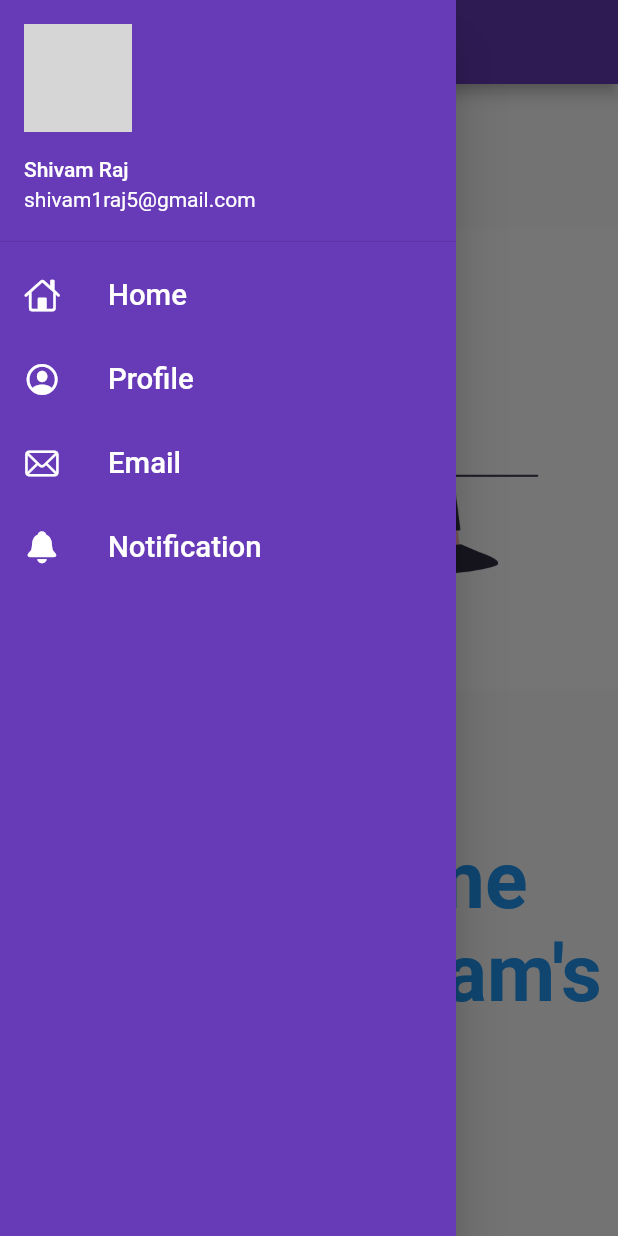
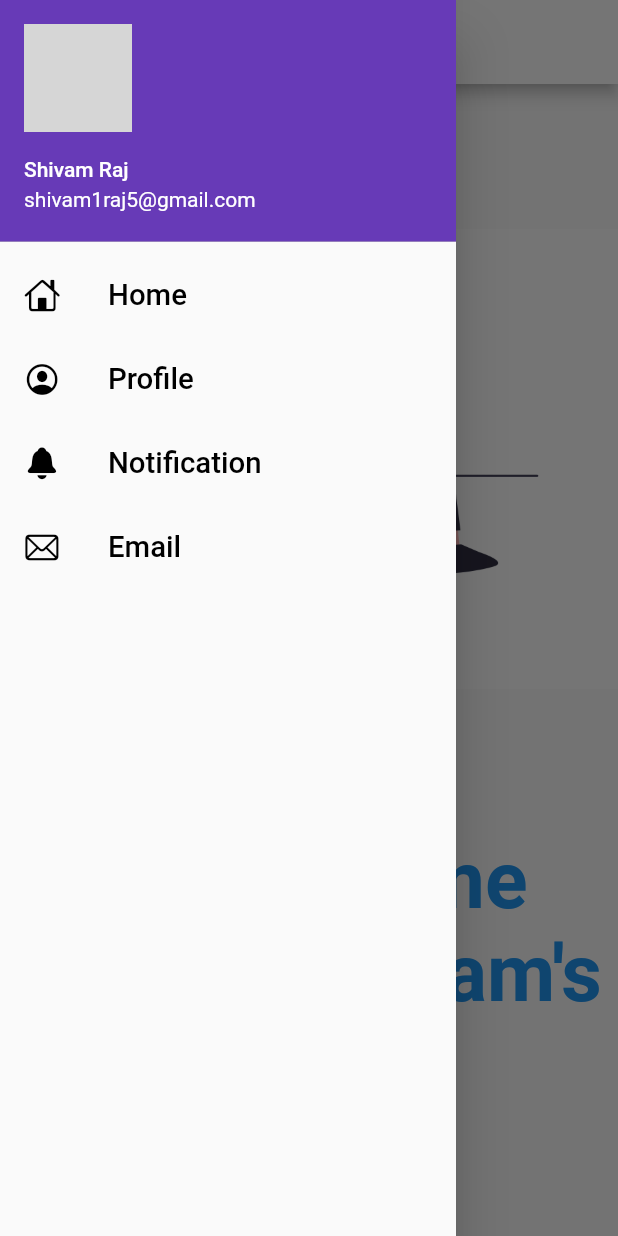
Before and after one commit to shivam1raj5/Catalog_App_Flutter, a Flutter app: the screen it shows after launch, with the side drawer open, on a phone screen of 412 x 824 dp. Run offline on Flutter 3.47's test engine with Material 2 defaults, Android fonts, the phone set to English and light mode, and no system bars; missing offline and left inert: dart:html; network calls fail; grey boxes are pictures that could not be loaded.

Commit message:
Theme changed

```diff
--- a/lib/Pages/Homepage.dart
+++ b/lib/Pages/Homepage.dart
@@ -7,7 +7,7 @@ class homepage extends StatelessWidget {
   @override
   Widget build(BuildContext context) {
     return Scaffold(
-      appBar: AppBar(title: const Text("First Application")),
+      appBar: AppBar(title: const Text("CATALOG  APPLICATION")),
       body: Center(
         child: Column(
           children: [
--- a/lib/main.dart
+++ b/lib/main.dart
@@ -1,5 +1,6 @@
 import 'package:flutter/material.dart';
 import 'package:flutter_application_1/utils/routes.dart';
+import 'package:flutter_application_1/widgets/themes.dart';
 import 'Pages/login_StatelessWidget.dart';
 import 'Pages/login_StatefullWidget.dart';
 import 'Pages/homepage.dart';
@@ -14,10 +15,8 @@ class Myapp extends StatelessWidget {
     return MaterialApp(
       //home: Homepage(),
       themeMode: ThemeMode.light,
-      theme: ThemeData(primarySwatch: Colors.deepPurple),
-      darkTheme: ThemeData(
-        brightness: Brightness.dark,
-      ),
+      theme: MyTheme.lightTheme(context),
+      darkTheme: MyTheme.darkTheme(context),
       routes: {
         "/": (context) => homepage(),
         MyRoutes.homeRoute: (context) => login_StatefullWidget(),
--- a/lib/widgets/drawer.dart
+++ b/lib/widgets/drawer.dart
@@ -10,7 +10,7 @@ class MyDrawer extends StatelessWidget {
         "https://pbs.twimg.com/profile_images/1373939070842236933/UbPwvHgh_400x400.jpg";
     return Drawer(
       child: Container(
-        color: Colors.deepPurple,
+        //color: Colors.deepPurple,
         child: ListView(
           padding: EdgeInsets.zero,
           children: [
@@ -28,45 +28,45 @@ class MyDrawer extends StatelessWidget {
             ListTile(
               leading: Icon(
                 CupertinoIcons.home,
-                color: Colors.white,
+                color: Colors.black,
               ),
               title: Text(
                 "Home",
                 textScaleFactor: 1.4,
-                style: TextStyle(color: Colors.white),
+                style: TextStyle(color: Colors.black),
               ),
             ),
             ListTile(
               leading: Icon(
                 CupertinoIcons.profile_circled,
-                color: Colors.white,
+                color: Colors.black,
               ),
               title: Text(
                 "Profile",
                 textScaleFactor: 1.4,
-                style: TextStyle(color: Colors.white),
+                style: TextStyle(color: Colors.black),
+              ),
+            ),
+            ListTile(
+              leading: Icon(
+                CupertinoIcons.bell_fill,
+                color: Colors.black,
+              ),
+              title: Text(
+                "Notification",
+                textScaleFactor: 1.4,
+                style: TextStyle(color: Colors.black),
               ),
             ),
             ListTile(
               leading: Icon(
                 CupertinoIcons.mail,
-                color: Colors.white,
+                color: Colors.black,
               ),
               title: Text(
                 "Email",
                 textScaleFactor: 1.4,
-                style: TextStyle(color: Colors.white),
-              ),
-            ),
-            ListTile(
-              leading: Icon(
-                CupertinoIcons.bell_fill,
-                color: Colors.white,
-              ),
-              title: Text(
-                "Notification",
-                textScaleFactor: 1.4,
-                style: TextStyle(color: Colors.white),
+                style: TextStyle(color: Colors.black),
               ),
             ),
           ],
--- /dev/null
+++ b/lib/widgets/themes.dart
@@ -0,0 +1,16 @@
+import 'package:flutter/material.dart';
+
+class MyTheme {
+  static ThemeData lightTheme(BuildContext context) => ThemeData(
+      primarySwatch: Colors.deepPurple,
+      appBarTheme: AppBarTheme(
+        color: Colors.white,
+        //elevation: 0.0,
+        iconTheme: IconThemeData(color: Colors.black),
+        toolbarTextStyle: Theme.of(context).textTheme.bodyText2,
+        titleTextStyle: Theme.of(context).textTheme.headline6,
+      ));
+  static ThemeData darkTheme(BuildContext context) => ThemeData(
+        brightness: Brightness.dark,
+      );
+}
```
